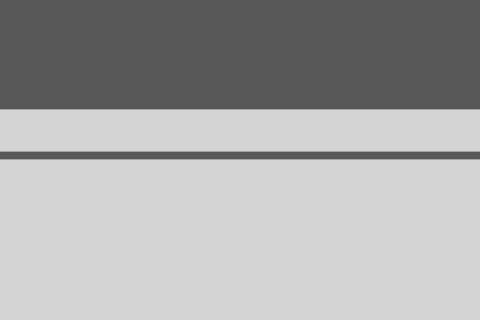
Before: the Qt Designer form mainwindow.ui in HugH-CRT/Echecs, drawn with Qt 5; both pictures show x 220 to 700 and y 0 to 320 of the 1080 by 950 pixel window.
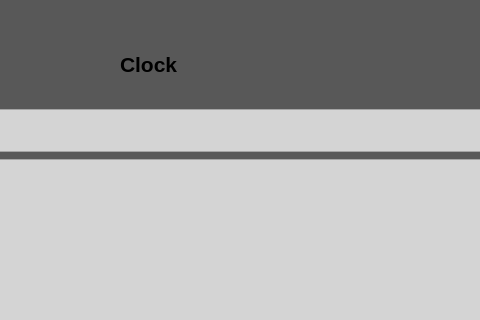
After: the same form once the commit is applied. Icons and pictures are not drawn.

Diff of the .ui file:
```diff
--- a/mainwindow.ui
+++ b/mainwindow.ui
@@ -392,6 +392,29 @@
      </property>
     </widget>
    </widget>
+   <widget class="QLabel" name="Digital_clock">
+    <property name="geometry">
+     <rect>
+      <x>340</x>
+      <y>20</y>
+      <width>241</width>
+      <height>51</height>
+     </rect>
+    </property>
+    <property name="font">
+     <font>
+      <pointsize>16</pointsize>
+      <weight>75</weight>
+      <bold>true</bold>
+     </font>
+    </property>
+    <property name="autoFillBackground">
+     <bool>false</bool>
+    </property>
+    <property name="text">
+     <string>Clock</string>
+    </property>
+   </widget>
   </widget>
   <widget class="QMenuBar" name="menuBar">
    <property name="geometry">
```
